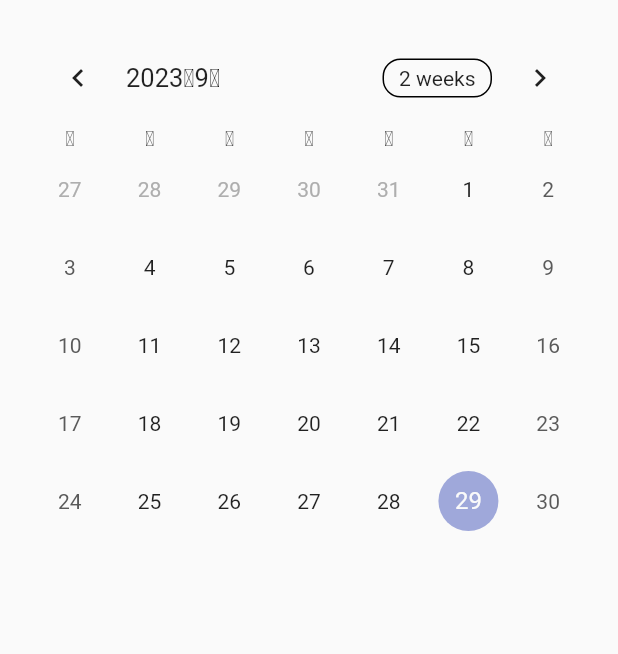
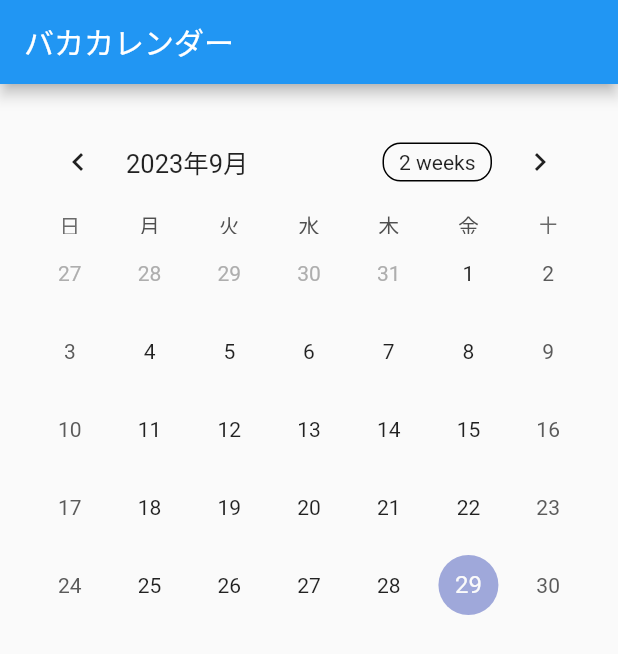
Before and after one commit to onabe3/stupid-calendar, a Flutter app: the screen it shows after launch, on a phone screen of 412 x 824 dp. Shown: the top 654 px of the screen. Run offline on Flutter 3.47's test engine with Material 2 defaults, Android fonts, the phone set to English and light mode, and no system bars; drawn by our look-alikes of table_calendar.

Commit message:
add AppBar

```diff
--- a/calendar/lib/main.dart
+++ b/calendar/lib/main.dart
@@ -35,6 +35,9 @@ class _CalenderPageState extends State<CalenderPage> {
   Widget build(BuildContext context) {
     return MaterialApp(
       home: Scaffold(
+        appBar: AppBar(
+          title: Text("バカカレンダー"),
+        ),
         // カレンダーUI実装
         body: Column(
           children: [
```
